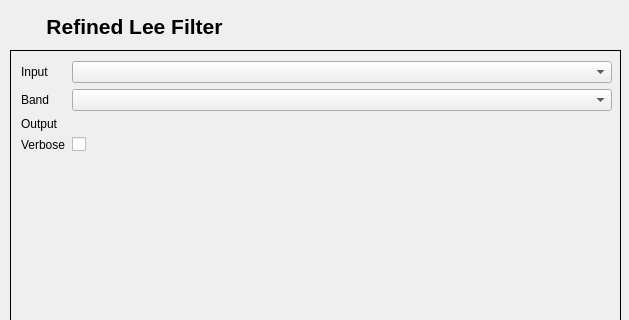
The window that speckle_filter_refined_lee_filter/refined_lee_filter_dialog_base.ui (AUGSignals/qgis-plugins) describes before a commit, drawn with Qt 5; both pictures show x 0 to 629 and y 0 to 320 of the 629 by 516 pixel window.
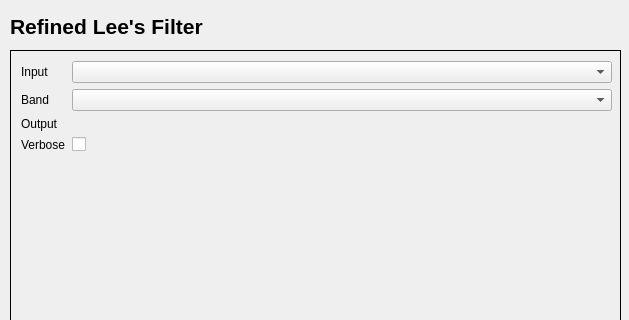
The same window after the commit. Icons and pictures are not drawn. Custom widgets are drawn as their Qt base class.

Patch:
```diff
--- a/speckle_filter_refined_lee_filter/refined_lee_filter_dialog_base.ui
+++ b/speckle_filter_refined_lee_filter/refined_lee_filter_dialog_base.ui
@@ -32,9 +32,9 @@
   <widget class="QLabel" name="title_label">
    <property name="geometry">
     <rect>
-     <x>0</x>
+     <x>10</x>
      <y>10</y>
-     <width>269</width>
+     <width>611</width>
      <height>33</height>
     </rect>
    </property>
@@ -42,11 +42,11 @@
     <string>&lt;!DOCTYPE HTML PUBLIC &quot;-//W3C//DTD HTML 4.0//EN&quot; &quot;http://www.w3.org/TR/REC-html40/strict.dtd&quot;&gt;
 &lt;html&gt;&lt;head&gt;&lt;meta name=&quot;qrichtext&quot; content=&quot;1&quot; /&gt;&lt;style type=&quot;text/css&quot;&gt;
 p, li { white-space: pre-wrap; }
-&lt;/style&gt;&lt;/head&gt;&lt;body style=&quot; font-family:'Sans Serif'; font-size:9pt; font-weight:400; font-style:normal;&quot;&gt;
-&lt;p style=&quot; margin-top:0px; margin-bottom:0px; margin-left:0px; margin-right:0px; -qt-block-indent:0; text-indent:0px;&quot;&gt;&lt;span style=&quot; font-size:16pt; font-weight:600;&quot;&gt;Refined Lee Filter&lt;/span&gt;&lt;/p&gt;&lt;/body&gt;&lt;/html&gt;</string>
+&lt;/style&gt;&lt;/head&gt;&lt;body style=&quot; font-family:'MS Shell Dlg 2'; font-size:8pt; font-weight:400; font-style:normal;&quot;&gt;
+&lt;p style=&quot; margin-top:0px; margin-bottom:0px; margin-left:0px; margin-right:0px; -qt-block-indent:0; text-indent:0px;&quot;&gt;&lt;span style=&quot; font-family:'Sans Serif'; font-size:16pt; font-weight:600;&quot;&gt;Refined Lee's Filter&lt;/span&gt;&lt;/p&gt;&lt;/body&gt;&lt;/html&gt;</string>
    </property>
    <property name="alignment">
-    <set>Qt::AlignCenter</set>
+    <set>Qt::AlignLeading|Qt::AlignLeft|Qt::AlignVCenter</set>
    </property>
   </widget>
   <widget class="QStackedWidget" name="stackedWidget">
```
Left out of the diff: 15 changed lines with no effect on the pictures.
